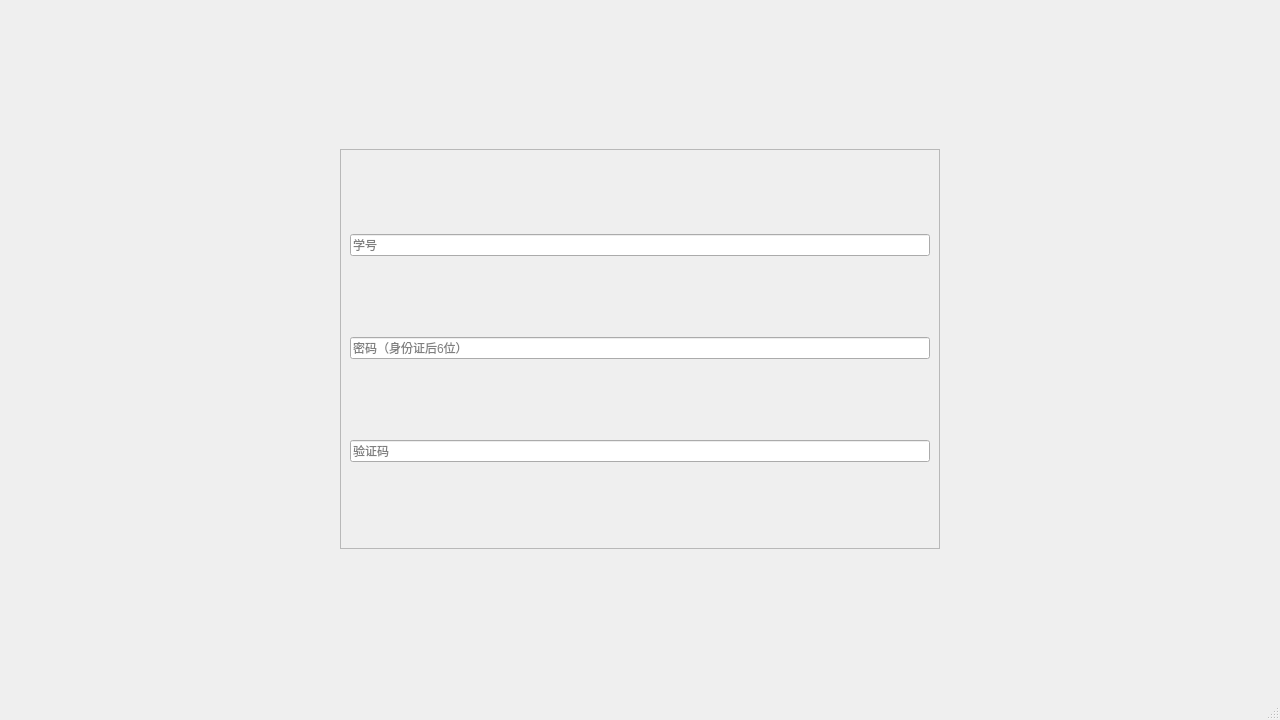
This is login.ui in feroooooo/LibClient as Qt 5 draws it before an edit. The edited form follows.
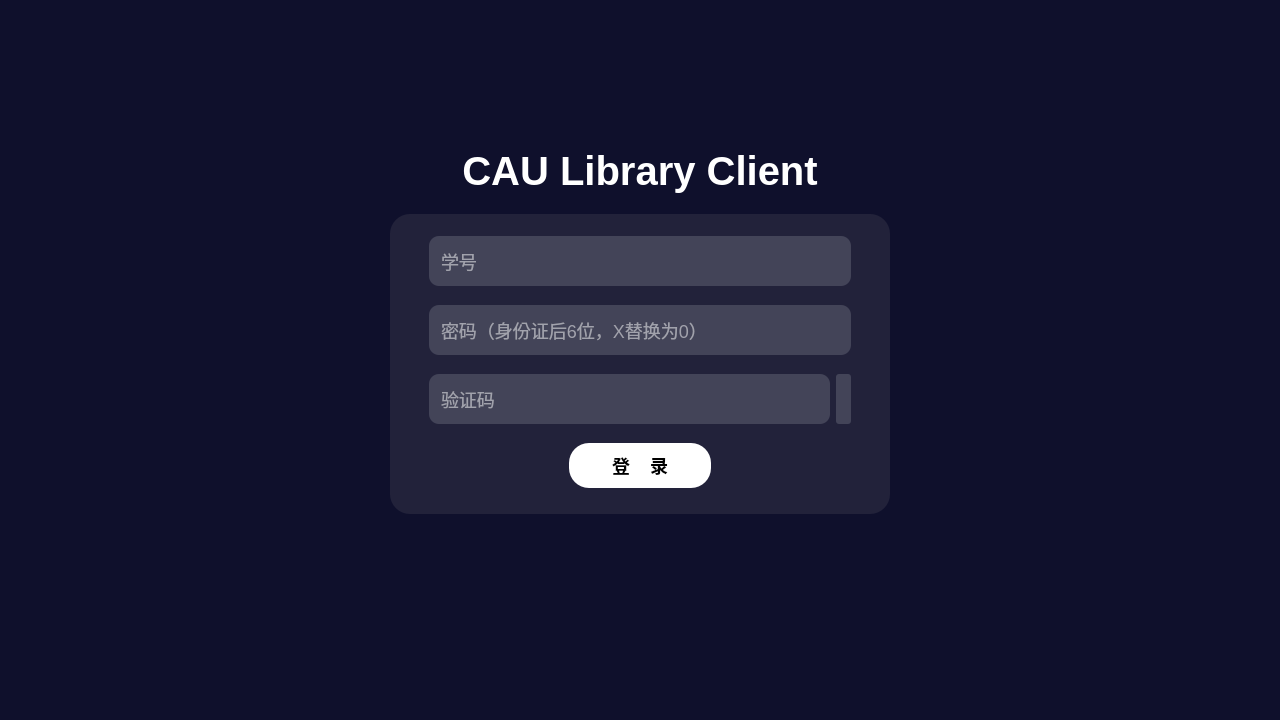
This is the edited form. Icons and pictures are not drawn.

```diff
--- a/login.ui
+++ b/login.ui
@@ -19,8 +19,44 @@
   <property name="windowTitle">
    <string>登录</string>
   </property>
-  <widget class="QWidget" name="LoginForm">
+  <widget class="QWidget" name="StyleFrame">
+   <property name="styleSheet">
+    <string notr="true">QWidget#StyleFrame{
+	background-color:#0f102c;
+}
+QFrame {
+	background-color:#22223a;
+}
+QLineEdit{
+	background-color:#434458;
+	color:white;
+}
+QPushButton{
+	background-color:white;
+}
+QPushButton:hover{
+	background-color:#d1d1d1;
+}
+QLabel{
+	background-color:#434458;
+}</string>
+   </property>
    <layout class="QVBoxLayout" name="verticalLayout_3">
+    <property name="spacing">
+     <number>0</number>
+    </property>
+    <property name="leftMargin">
+     <number>0</number>
+    </property>
+    <property name="topMargin">
+     <number>0</number>
+    </property>
+    <property name="rightMargin">
+     <number>0</number>
+    </property>
+    <property name="bottomMargin">
+     <number>0</number>
+    </property>
     <item>
      <layout class="QHBoxLayout" name="horizontalLayout_3">
       <item>
@@ -43,6 +79,9 @@
           <property name="orientation">
            <enum>Qt::Vertical</enum>
           </property>
+          <property name="sizeType">
+           <enum>QSizePolicy::Expanding</enum>
+          </property>
           <property name="sizeHint" stdset="0">
            <size>
             <width>20</width>
@@ -52,21 +91,53 @@
          </spacer>
         </item>
         <item>
-         <widget class="QFrame" name="frame">
+         <widget class="QLabel" name="title">
+          <property name="styleSheet">
+           <string notr="true">QLabel#title{
+	background-color:transparent;
+	color:white;
+	font-size:40px;
+	font-weight:900;
+	margin-bottom:20px;
+}</string>
+          </property>
+          <property name="text">
+           <string>CAU Library Client</string>
+          </property>
+          <property name="alignment">
+           <set>Qt::AlignCenter</set>
+          </property>
+         </widget>
+        </item>
+        <item>
+         <widget class="QFrame" name="Container">
           <property name="minimumSize">
            <size>
-            <width>600</width>
-            <height>400</height>
+            <width>500</width>
+            <height>300</height>
            </size>
           </property>
           <property name="styleSheet">
-           <string notr="true"/>
-          </property>
-          <property name="frameShape">
-           <enum>QFrame::StyledPanel</enum>
-          </property>
-          <property name="frameShadow">
-           <enum>QFrame::Raised</enum>
+           <string notr="true">QFrame{
+	border-radius:20px;
+	padding:0 30px;
+}
+QLineEdit{
+	padding-left:10px;
+	border-radius:10px;
+	font-size: 18px;
+	border:0;
+}
+QLabel{
+	padding:4px;
+	border-radius:3px;
+}
+QPushButton{
+	border-radius:20px;
+	font-size:18px;
+	font-weight:600;
+	margin:0 140px;
+}</string>
           </property>
           <layout class="QVBoxLayout" name="verticalLayout">
            <property name="sizeConstraint">
@@ -75,7 +146,13 @@
            <item>
             <layout class="QHBoxLayout" name="horizontalLayout">
              <item>
-              <widget class="QLineEdit" name="lineEdit">
+              <widget class="QLineEdit" name="number">
+               <property name="minimumSize">
+                <size>
+                 <width>0</width>
+                 <height>50</height>
+                </size>
+               </property>
                <property name="text">
                 <string/>
                </property>
@@ -89,9 +166,21 @@
            <item>
             <layout class="QHBoxLayout" name="horizontalLayout_4">
              <item>
-              <widget class="QLineEdit" name="lineEdit_2">
+              <widget class="QLineEdit" name="password">
+               <property name="minimumSize">
+                <size>
+                 <width>0</width>
+                 <height>50</height>
+                </size>
+               </property>
+               <property name="text">
+                <string/>
+               </property>
+               <property name="maxLength">
+                <number>6</number>
+               </property>
                <property name="placeholderText">
-                <string>密码（身份证后6位）</string>
+                <string>密码（身份证后6位，X替换为0）</string>
                </property>
               </widget>
              </item>
@@ -100,17 +189,89 @@
            <item>
             <layout class="QHBoxLayout" name="horizontalLayout_5">
              <item>
-              <widget class="QLineEdit" name="lineEdit_3">
+              <widget class="QLineEdit" name="code">
+               <property name="minimumSize">
+                <size>
+                 <width>0</width>
+                 <height>50</height>
+                </size>
+               </property>
+               <property name="maxLength">
+                <number>4</number>
+               </property>
                <property name="placeholderText">
                 <string>验证码</string>
                </property>
               </widget>
              </item>
+             <item>
+              <widget class="QLabel" name="codeLabel">
+               <property name="sizePolicy">
+                <sizepolicy hsizetype="Preferred" vsizetype="Preferred">
+                 <horstretch>0</horstretch>
+                 <verstretch>0</verstretch>
+                </sizepolicy>
+               </property>
+               <property name="minimumSize">
+                <size>
+                 <width>0</width>
+                 <height>0</height>
+                </size>
+               </property>
+               <property name="maximumSize">
+                <size>
+                 <width>200</width>
+                 <height>50</height>
+                </size>
+               </property>
+               <property name="text">
+                <string/>
+               </property>
+               <property name="textFormat">
+                <enum>Qt::PlainText</enum>
+               </property>
+               <property name="pixmap">
+                <pixmap resource="resource.qrc">:/resource/img/resource/img/code.jpg</pixmap>
+               </property>
+               <property name="scaledContents">
+                <bool>false</bool>
+               </property>
+               <property name="alignment">
+                <set>Qt::AlignCenter</set>
+               </property>
+              </widget>
+             </item>
             </layout>
            </item>
+           <item>
+            <widget class="QPushButton" name="loginButton">
+             <property name="minimumSize">
+              <size>
+               <width>0</width>
+               <height>45</height>
+              </size>
+             </property>
+             <property name="text">
+              <string>登    录</string>
+             </property>
+            </widget>
+           </item>
           </layout>
          </widget>
         </item>
+        <item>
+         <widget class="QLabel" name="spacer">
+          <property name="styleSheet">
+           <string notr="true">QLabel#spacer{
+	background-color:transparent;
+font-size:50px;
+}</string>
+          </property>
+          <property name="text">
+           <string/>
+          </property>
+         </widget>
+        </item>
         <item>
          <spacer name="verticalSpacer_2">
           <property name="orientation">
@@ -146,7 +307,6 @@
     </item>
    </layout>
   </widget>
-  <widget class="QStatusBar" name="statusbar"/>
  </widget>
  <resources/>
  <connections/>
```
Left out of the diff: 11 changed lines with no effect on the pictures.
